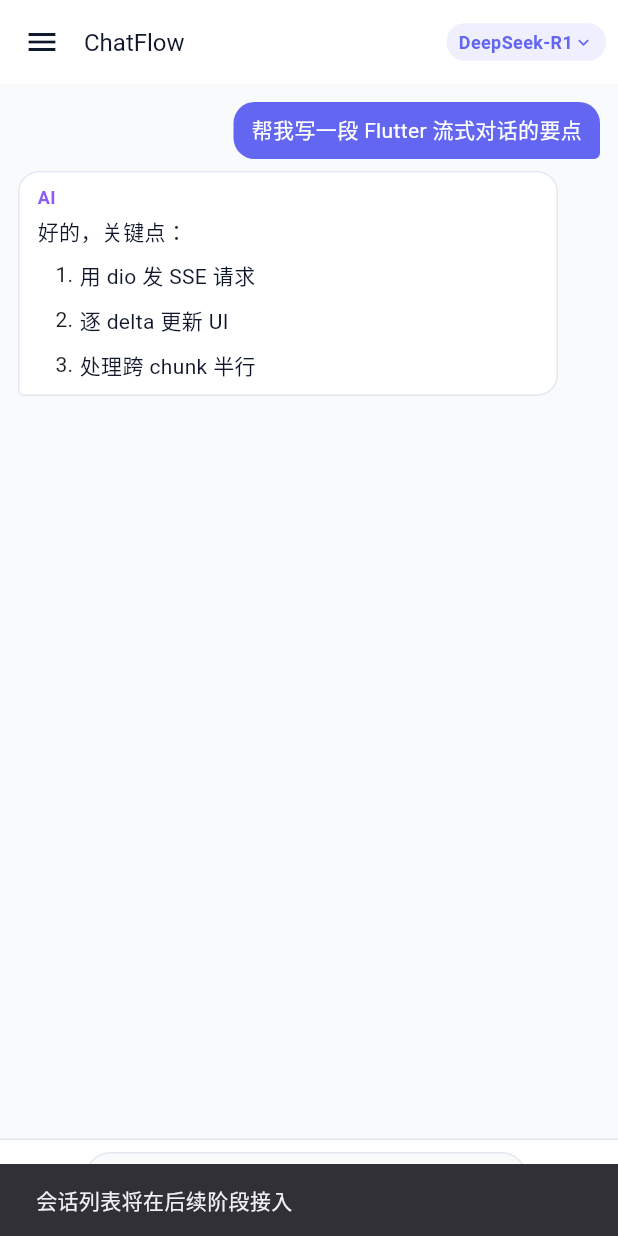
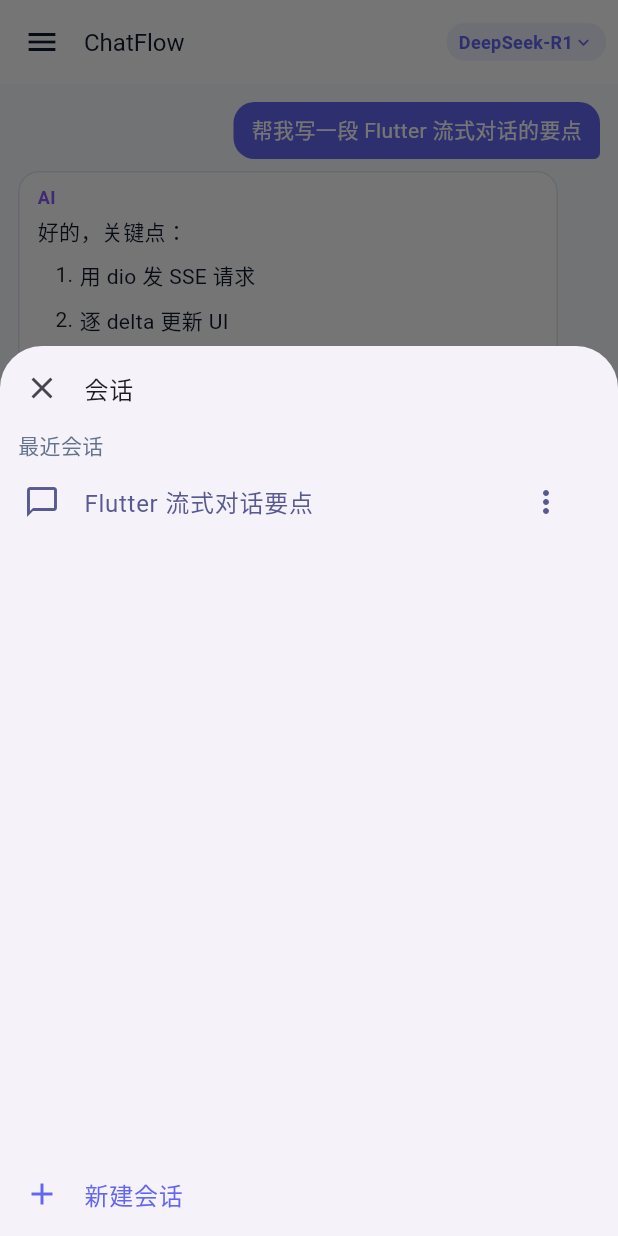
Before and after one commit to luyu275573-cpu/ChatFlow, a Flutter app: the screen it shows after launch, after a tap on the "menu" icon, on a phone screen of 412 x 824 dp. Run offline on Flutter 3.47's test engine with Material 2 defaults, Android fonts, the phone set to English and light mode, and no system bars; drawn by our look-alikes of flutter_markdown; our stand-ins replace dio, flutter_riverpod, shared_preferences.

Commit message:
feat: 增加多会话管理与会话抽屉

```diff
--- /dev/null
+++ b/lib/core/memory/conversation_session.dart
@@ -0,0 +1,56 @@
+import '../models/message.dart';
+
+/// A named conversation that can be selected independently in the UI.
+class ConversationSession {
+  ConversationSession({
+    required this.id,
+    required this.title,
+    required Iterable<Message> messages,
+  }) : messages = List<Message>.unmodifiable(messages);
+
+  final String id;
+  final String title;
+  final List<Message> messages;
+
+  ConversationSession copyWith({
+    String? title,
+    Iterable<Message>? messages,
+  }) {
+    return ConversationSession(
+      id: id,
+      title: title ?? this.title,
+      messages: messages ?? this.messages,
+    );
+  }
+
+  Map<String, dynamic> toJson() {
+    return <String, dynamic>{
+      'id': id,
+      'title': title,
+      'messages': messages.map((Message message) => message.toJson()).toList(),
+    };
+  }
+
+  factory ConversationSession.fromJson(Map<String, dynamic> json) {
+    final Object? idValue = json['id'];
+    final Object? titleValue = json['title'];
+    final Object? rawMessages = json['messages'];
+    if (idValue is! String ||
+        idValue.isEmpty ||
+        titleValue is! String ||
+        rawMessages is! List) {
+      throw const FormatException('会话必须包含 id、title 和 messages');
+    }
+
+    return ConversationSession(
+      id: idValue,
+      title: titleValue,
+      messages: rawMessages.map((Object? rawMessage) {
+        if (rawMessage is! Map) {
+          throw const FormatException('会话消息必须是对象');
+        }
+        return Message.fromJson(Map<String, dynamic>.from(rawMessage));
+      }),
+    );
+  }
+}
--- a/lib/features/chat/application/chat_controller.dart
+++ b/lib/features/chat/application/chat_controller.dart
@@ -1,20 +1,23 @@
 import 'package:flutter_riverpod/flutter_riverpod.dart';
 
 import '../../../core/llm/llm_client.dart';
-import '../../../core/memory/conversation_memory.dart';
+import '../../../core/memory/conversation_session.dart';
 import '../../../core/models/llm_config.dart';
 import '../../../core/models/message.dart';
 import '../../../shared/services/conversation_storage.dart';
 
 class ChatState {
   ChatState({
-    required Iterable<Message> messages,
+    required Iterable<ConversationSession> sessions,
+    required this.activeSessionId,
     required this.selectedModel,
     this.isSending = false,
-  }) : messages = List<Message>.unmodifiable(messages);
+  }) : sessions = List<ConversationSession>.unmodifiable(sessions);
 
   factory ChatState.initial() {
-    return ChatState(
+    final ConversationSession session = ConversationSession(
+      id: 'default',
+      title: 'Flutter 流式对话要点',
       messages: <Message>[
         const Message(
           role: MessageRole.user,
@@ -26,21 +29,37 @@ class ChatState {
               '好的，关键点：\n1. 用 dio 发 SSE 请求\n2. 逐 delta 更新 UI\n3. 处理跨 chunk 半行',
         ),
       ],
+    );
+    return ChatState(
+      sessions: <ConversationSession>[session],
+      activeSessionId: session.id,
       selectedModel: ChatController.models.first,
     );
   }
 
-  final List<Message> messages;
+  final List<ConversationSession> sessions;
+  final String activeSessionId;
   final String selectedModel;
   final bool isSending;
 
+  List<Message> get messages {
+    for (final ConversationSession session in sessions) {
+      if (session.id == activeSessionId) {
+        return session.messages;
+      }
+    }
+    return const <Message>[];
+  }
+
   ChatState copyWith({
-    Iterable<Message>? messages,
+    Iterable<ConversationSession>? sessions,
+    String? activeSessionId,
     String? selectedModel,
     bool? isSending,
   }) {
     return ChatState(
-      messages: messages ?? this.messages,
+      sessions: sessions ?? this.sessions,
+      activeSessionId: activeSessionId ?? this.activeSessionId,
       selectedModel: selectedModel ?? this.selectedModel,
       isSending: isSending ?? this.isSending,
     );
@@ -75,15 +94,18 @@ class ChatController extends StateNotifier<ChatState> {
     try {
       final ConversationStorage storage =
           _storage ?? await ConversationStorage.create();
-      final ConversationMemory memory = await storage.load();
+      final List<ConversationSession> sessions = await storage.loadSessions();
       if (!mounted) {
         return;
       }
       _storage = storage;
-      if (memory.messages.isNotEmpty) {
-        state = state.copyWith(messages: memory.messages);
+      if (sessions.isNotEmpty) {
+        state = state.copyWith(
+          sessions: sessions,
+          activeSessionId: sessions.first.id,
+        );
       } else {
-        await storage.save(ConversationMemory(state.messages));
+        await storage.saveSessions(state.sessions);
       }
     } catch (_) {
       // Keep the local demo usable when a platform has no storage plugin.
@@ -96,6 +118,73 @@ class ChatController extends StateNotifier<ChatState> {
     }
   }
 
+  Future<void> createSession() async {
+    await _ready;
+    if (!mounted || state.isSending) {
+      return;
+    }
+    final ConversationSession session = ConversationSession(
+      id: DateTime.now().microsecondsSinceEpoch.toString(),
+      title: '新会话',
+      messages: const <Message>[],
+    );
+    state = state.copyWith(
+      sessions: <ConversationSession>[session, ...state.sessions],
+      activeSessionId: session.id,
+    );
+    await _persist();
+  }
+
+  Future<void> selectSession(String sessionId) async {
+    await _ready;
+    if (!mounted ||
+        state.isSending ||
+        !state.sessions
+            .any((ConversationSession session) => session.id == sessionId)) {
+      return;
+    }
+    state = state.copyWith(activeSessionId: sessionId);
+  }
+
+  Future<void> renameSession(String sessionId, String title) async {
+    await _ready;
+    if (!mounted || state.isSending) {
+      return;
+    }
+    final String trimmed = title.trim();
+    if (trimmed.isEmpty) {
+      return;
+    }
+    _updateSession(
+      sessionId,
+      (ConversationSession session) => session.copyWith(
+        title: _limitTitle(trimmed),
+      ),
+    );
+    await _persist();
+  }
+
+  Future<void> deleteSession(String sessionId) async {
+    await _ready;
+    if (!mounted || state.isSending || state.sessions.length == 1) {
+      return;
+    }
+    final List<ConversationSession> sessions = state.sessions
+        .where((ConversationSession session) => session.id != sessionId)
+        .toList();
+    if (sessions.length == state.sessions.length) {
+      return;
+    }
+    final String activeSessionId = state.activeSessionId == sessionId
+        ? sessions.first.id
+        : state.activeSessionId;
+    state = state.copyWith(
+      sessions: sessions,
+      activeSessionId: activeSessionId,
+    );
+    await _persist();
+  }
+
   Future<void> send(String text) async {
     await _ready;
     if (!mounted || state.isSending) {
@@ -106,12 +195,23 @@ class ChatController extends StateNotifier<ChatState> {
       return;
     }
 
+    final ConversationSession? session = _activeSession;
+    if (session == null) {
+      return;
+    }
     final LlmConfig config = modelConfigs[state.selectedModel]!;
-    final List<Message> messages = List<Message>.from(state.messages)
+    final List<Message> messages = List<Message>.from(session.messages)
       ..add(Message(role: MessageRole.user, content: trimmed))
       ..add(const Message(role: MessageRole.assistant, content: ''));
     final int assistantIndex = messages.length - 1;
-    state = state.copyWith(messages: messages, isSending: true);
+    _updateSession(
+      session.id,
+      (ConversationSession current) => current.copyWith(
+        title: current.title == '新会话' ? _limitTitle(trimmed) : current.title,
+        messages: messages,
+      ),
+    );
+    state = state.copyWith(isSending: true);
     await _persist();
     if (!mounted) {
       return;
@@ -179,9 +279,16 @@ class ChatController extends StateNotifier<ChatState> {
     if (!mounted) {
       return;
     }
-    final List<Message> messages = List<Message>.from(state.messages);
+    final ConversationSession? session = _activeSession;
+    if (session == null || index >= session.messages.length) {
+      return;
+    }
+    final List<Message> messages = List<Message>.from(session.messages);
     messages[index] = message;
-    state = state.copyWith(messages: messages);
+    _updateSession(
+      session.id,
+      (ConversationSession current) => current.copyWith(messages: messages),
+    );
   }
 
   Future<void> _persist() async {
@@ -190,10 +297,39 @@ class ChatController extends StateNotifier<ChatState> {
       return;
     }
     try {
-      await storage.save(ConversationMemory(state.messages));
+      await storage.saveSessions(state.sessions);
     } catch (_) {
       // Storage failures must not turn a successful chat request into an error.
     }
+  }
+
+  ConversationSession? get _activeSession {
+    for (final ConversationSession session in state.sessions) {
+      if (session.id == state.activeSessionId) {
+        return session;
+      }
+    }
+    return null;
+  }
+
+  void _updateSession(
+    String sessionId,
+    ConversationSession Function(ConversationSession session) update,
+  ) {
+    if (!mounted) {
+      return;
+    }
+    final List<ConversationSession> sessions = state.sessions
+        .map(
+          (ConversationSession session) =>
+              session.id == sessionId ? update(session) : session,
+        )
+        .toList();
+    state = state.copyWith(sessions: sessions);
+  }
+
+  String _limitTitle(String title) {
+    return title.length > 24 ? '${title.substring(0, 24)}…' : title;
   }
 }
 
--- a/lib/main.dart
+++ b/lib/main.dart
@@ -2,6 +2,7 @@ import 'package:flutter/material.dart';
 import 'package:flutter_markdown/flutter_markdown.dart';
 import 'package:flutter_riverpod/flutter_riverpod.dart';
 
+import 'core/memory/conversation_session.dart';
 import 'core/models/message.dart';
 import 'features/chat/application/chat_controller.dart';
 import 'theme/design_tokens.dart';
@@ -90,6 +91,145 @@ class _ChatHomePageState extends ConsumerState<ChatHomePage> {
     );
   }
 
+  Future<void> _showSessions() async {
+    await showModalBottomSheet<void>(
+      context: context,
+      isScrollControlled: true,
+      builder: (BuildContext sheetContext) {
+        return FractionallySizedBox(
+          heightFactor: 0.72,
+          child: Consumer(
+            builder: (BuildContext context, WidgetRef ref, Widget? child) {
+              final ChatState chatState = ref.watch(chatControllerProvider);
+              final ChatController chatController =
+                  ref.read(chatControllerProvider.notifier);
+              return SafeArea(
+                child: Column(
+                  children: <Widget>[
+                    ListTile(
+                      leading: const Icon(Icons.close),
+                      title: const Text('会话'),
+                      onTap: () => Navigator.of(context).pop(),
+                    ),
+                    const Padding(
+                      padding: EdgeInsets.symmetric(
+                        horizontal: DesignTokens.space3,
+                      ),
+                      child: Align(
+                        alignment: Alignment.centerLeft,
+                        child: Text(
+                          '最近会话',
+                          style: TextStyle(color: DesignTokens.subText),
+                        ),
+                      ),
+                    ),
+                    Expanded(
+                      child: ListView.builder(
+                        itemCount: chatState.sessions.length,
+                        itemBuilder: (BuildContext context, int index) {
+                          final ConversationSession session =
+                              chatState.sessions[index];
+                          return ListTile(
+                            selected: session.id == chatState.activeSessionId,
+                            leading: const Icon(Icons.chat_bubble_outline),
+                            title: Text(
+                              session.title,
+                              maxLines: 1,
+                              overflow: TextOverflow.ellipsis,
+                            ),
+                            onTap: () async {
+                              await chatController.selectSession(session.id);
+                              if (context.mounted) {
+                                Navigator.of(context).pop();
+                              }
+                            },
+                            trailing: PopupMenuButton<String>(
+                              onSelected: (String action) async {
+                                if (action == 'rename') {
+                                  await _renameSession(session);
+                                } else if (action == 'delete') {
+                                  await chatController
+                                      .deleteSession(session.id);
+                                }
+                              },
+                              itemBuilder: (BuildContext context) {
+                                return const <PopupMenuEntry<String>>[
+                                  PopupMenuItem<String>(
+                                    value: 'rename',
+                                    child: Text('重命名'),
+                                  ),
+                                  PopupMenuItem<String>(
+                                    value: 'delete',
+                                    child: Text('删除'),
+                                  ),
+                                ];
+                              },
+                            ),
+                          );
+                        },
+                      ),
+                    ),
+                    ListTile(
+                      leading: const Icon(
+                        Icons.add,
+                        color: DesignTokens.primary,
+                      ),
+                      title: const Text(
+                        '新建会话',
+                        style: TextStyle(color: DesignTokens.primary),
+                      ),
+                      onTap: () async {
+                        await chatController.createSession();
+                        if (context.mounted) {
+                          Navigator.of(context).pop();
+                        }
+                      },
+                    ),
+                  ],
+                ),
+              );
+            },
+          ),
+        );
+      },
+    );
+  }
+
+  Future<void> _renameSession(ConversationSession session) async {
+    final TextEditingController controller =
+        TextEditingController(text: session.title);
+    final String? title = await showDialog<String>(
+      context: context,
+      builder: (BuildContext context) {
+        return AlertDialog(
+          title: const Text('重命名会话'),
+          content: TextField(
+            controller: controller,
+            autofocus: true,
+            textInputAction: TextInputAction.done,
+          ),
+          actions: <Widget>[
+            TextButton(
+              onPressed: () => Navigator.of(context).pop(),
+              child: const Text('取消'),
+            ),
+            FilledButton(
+              onPressed: () => Navigator.of(context).pop(controller.text),
+              child: const Text('保存'),
+            ),
+          ],
+        );
+      },
+    );
+    controller.dispose();
+    if (title != null) {
+      await ref.read(chatControllerProvider.notifier).renameSession(
+            session.id,
+            title,
+          );
+    }
+  }
+
   @override
   Widget build(BuildContext context) {
     final ChatState chatState = ref.watch(chatControllerProvider);
@@ -107,7 +247,7 @@ class _ChatHomePageState extends ConsumerState<ChatHomePage> {
         leading: IconButton(
           icon: const Icon(Icons.menu),
           tooltip: '会话列表',
-          onPressed: () => _showComingSoon('会话列表'),
+          onPressed: _showSessions,
         ),
         title: const Text(
           'ChatFlow',
--- a/lib/shared/services/conversation_storage.dart
+++ b/lib/shared/services/conversation_storage.dart
@@ -3,6 +3,8 @@ import 'dart:convert';
 import 'package:shared_preferences/shared_preferences.dart';
 
 import '../../core/memory/conversation_memory.dart';
+import '../../core/memory/conversation_session.dart';
+import '../../core/models/message.dart';
 
 /// Persists the active conversation without coupling the core memory to a
 /// platform storage plugin.
@@ -11,6 +13,8 @@ class ConversationStorage {
     this._preferences, {
     this.key = 'chatflow.conversation.v1',
   });
+
+  static const String sessionsKey = 'chatflow.conversations.v1';
 
   final SharedPreferences _preferences;
   final String key;
@@ -46,7 +50,66 @@ class ConversationStorage {
     await _preferences.setString(key, jsonEncode(memory.toJson()));
   }
 
+  Future<List<ConversationSession>> loadSessions() async {
+    final String? encoded = _preferences.getString(sessionsKey);
+    if (encoded == null || encoded.isEmpty) {
+      final ConversationMemory legacy = await load();
+      if (legacy.messages.isEmpty) {
+        return <ConversationSession>[];
+      }
+      return <ConversationSession>[
+        ConversationSession(
+          id: 'default',
+          title: _titleFor(legacy.messages),
+          messages: legacy.messages,
+        ),
+      ];
+    }
+
+    final Object? decoded;
+    try {
+      decoded = jsonDecode(encoded);
+    } on FormatException catch (error) {
+      throw FormatException('会话列表不是有效 JSON：${error.message}');
+    }
+    if (decoded is! List) {
+      throw const FormatException('会话列表存储数据必须是数组');
+    }
+    return decoded.map((Object? rawSession) {
+      if (rawSession is! Map) {
+        throw const FormatException('会话条目必须是对象');
+      }
+      return ConversationSession.fromJson(
+        Map<String, dynamic>.from(rawSession),
+      );
+    }).toList();
+  }
+
+  Future<void> saveSessions(Iterable<ConversationSession> sessions) async {
+    await _preferences.setString(
+      sessionsKey,
+      jsonEncode(
+        sessions
+            .map((ConversationSession session) => session.toJson())
+            .toList(),
+      ),
+    );
+  }
+
   Future<void> clear() async {
     await _preferences.remove(key);
+    await _preferences.remove(sessionsKey);
+  }
+
+  String _titleFor(List<Message> messages) {
+    final Message? firstUser = messages.cast<Message?>().firstWhere(
+          (Message? message) => message?.role == MessageRole.user,
+          orElse: () => null,
+        );
+    final String title = firstUser?.content.trim() ?? '';
+    if (title.isEmpty) {
+      return '新会话';
+    }
+    return title.length > 24 ? '${title.substring(0, 24)}…' : title;
   }
 }
```
Also changed, not shown: 4 other files.
